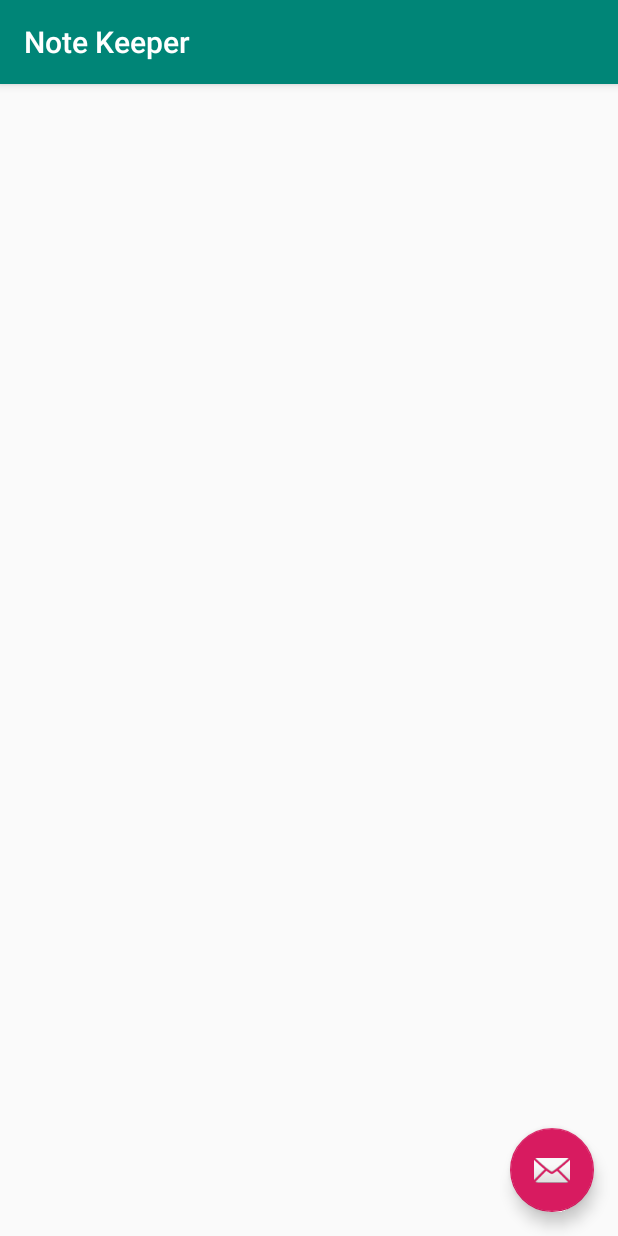
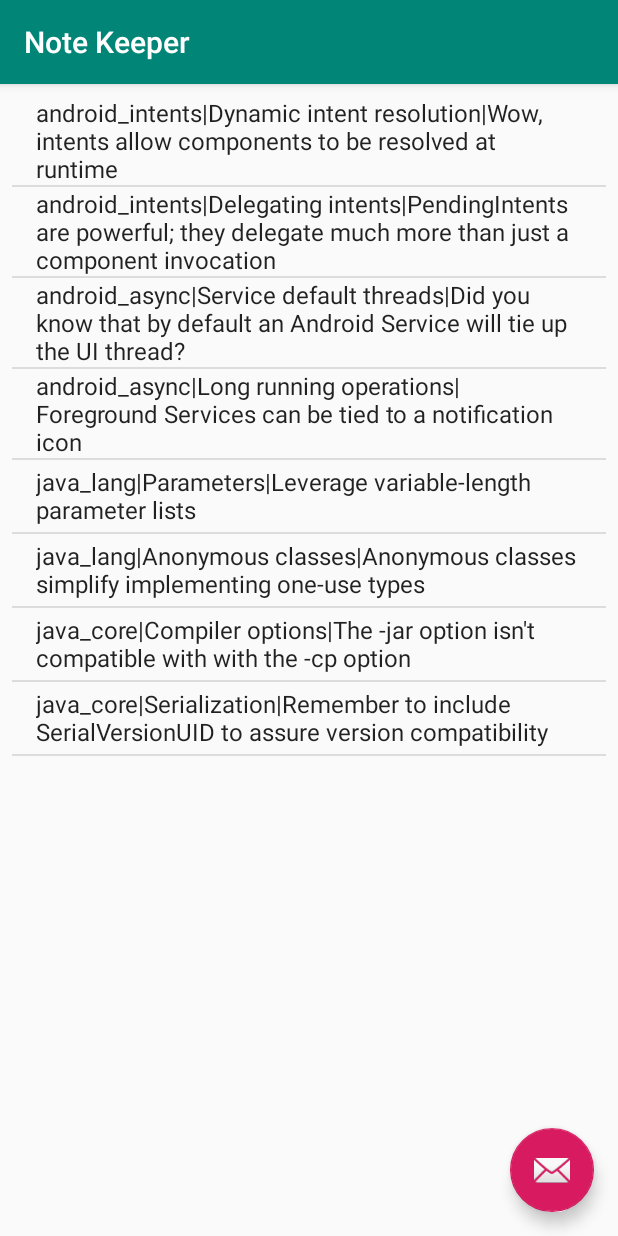
Before and after one commit to Chrissetiana/note-keeper, an Android app: the screen it shows after launch (NoteListActivity), on a phone screen of 412 x 824 dp. Run offline under Robolectric (Android 15) with nearby library versions, the phone set to English and light mode, and no system bars.

Commit message:
Fix info classes

```diff
--- a/app/src/main/java/com/chrissetiana/notekeeper/CourseInfo.java
+++ b/app/src/main/java/com/chrissetiana/notekeeper/CourseInfo.java
@@ -8,16 +8,6 @@ import java.util.ArrayList;
 import java.util.List;
 
 public final class CourseInfo implements Parcelable {
-    private final String noteId;
-    private final String noteTitle;
-    private final List<ModuleInfo> modules;
-
-    public CourseInfo(String noteId, String noteTitle, List<ModuleInfo> modules) {
-        this.noteId = noteId;
-        this.noteTitle = noteTitle;
-        this.modules = modules;
-    }
-
     public static final Creator<CourseInfo> CREATOR = new Creator<CourseInfo>() {
         @Override
         public CourseInfo createFromParcel(Parcel in) {
@@ -29,16 +19,25 @@ public final class CourseInfo implements Parcelable {
             return new CourseInfo[size];
         }
     };
+    private final String courseId;
+    private final String noteTitle;
+    private final List<ModuleInfo> modules;
+
+    public CourseInfo(String courseId, String noteTitle, List<ModuleInfo> modules) {
+        this.courseId = courseId;
+        this.noteTitle = noteTitle;
+        this.modules = modules;
+    }
 
     private CourseInfo(Parcel source) {
-        noteId = source.readString();
+        courseId = source.readString();
         noteTitle = source.readString();
         modules = new ArrayList<>();
         source.readTypedList(modules, ModuleInfo.CREATOR);
     }
 
-    String getNoteId() {
-        return noteId;
+    String getCourseId() {
+        return courseId;
     }
 
     public String getNoteTitle() {
@@ -52,7 +51,7 @@ public final class CourseInfo implements Parcelable {
     public boolean[] getModulesCompletionStatus() {
         boolean[] status = new boolean[modules.size()];
 
-        for(int i=0; i<modules.size(); i++) {
+        for (int i = 0; i < modules.size(); i++) {
             status[i] = modules.get(i).isComplete();
         }
 
@@ -60,14 +59,14 @@ public final class CourseInfo implements Parcelable {
     }
 
     public void setModulesCompletionStatus(boolean[] status) {
-        for(int i=0; i<modules.size(); i++) {
+        for (int i = 0; i < modules.size(); i++) {
             modules.get(i).setComplete(status[i]);
         }
     }
 
     public ModuleInfo getModule(String moduleId) {
-        for(ModuleInfo moduleInfo: modules) {
-            if(moduleId.equals(moduleInfo.getModuleId())) {
+        for (ModuleInfo moduleInfo : modules) {
+            if (moduleId.equals(moduleInfo.getModuleId())) {
                 return moduleInfo;
             }
         }
@@ -84,16 +83,21 @@ public final class CourseInfo implements Parcelable {
     @Override
     public boolean equals(Object o) {
         if (this == o) {
-           return true;
-       }
+            return true;
+        }
 
         if (o == null || getClass() != o.getClass()) {
-           return false;
-       }
+            return false;
+        }
 
         CourseInfo that = (CourseInfo) o;
 
-       return noteId.equals(that.noteId);
+        return courseId.equals(that.courseId);
+    }
+
+    @Override
+    public int hashCode() {
+        return courseId.hashCode();
     }
 
     @Override
@@ -103,8 +107,8 @@ public final class CourseInfo implements Parcelable {
 
     @Override
     public void writeToParcel(Parcel dest, int flags) {
-//        dest.writeTypedList(modules);
-        dest.writeString(noteId);
+        dest.writeString(courseId);
         dest.writeString(noteTitle);
+        dest.writeTypedList(modules);
     }
 }
--- a/app/src/main/java/com/chrissetiana/notekeeper/DataManager.java
+++ b/app/src/main/java/com/chrissetiana/notekeeper/DataManager.java
@@ -5,13 +5,17 @@ import java.util.List;
 
 public class DataManager {
     private static DataManager ourInstance = null;
+
     private List<CourseInfo> courses = new ArrayList<>();
     private List<NoteInfo> notes = new ArrayList<>();
 
+    private DataManager() {
+    }
+
     public static DataManager getInstance() {
-        if(ourInstance == null) {
+        if (ourInstance == null) {
             ourInstance = new DataManager();
-            ourInstance.initializeCourse();
+            ourInstance.initializeCourses();
             ourInstance.initializeExampleNotes();
         }
 
@@ -47,7 +51,7 @@ public class DataManager {
     }
 
     public void removeNote(int index) {
-    notes.remove(index);
+        notes.remove(index);
     }
 
     public List<CourseInfo> getCourses() {
@@ -56,11 +60,148 @@ public class DataManager {
 
     public CourseInfo getCourse(String id) {
         for (CourseInfo course : courses) {
-            if (id.equals(course.getNoteId())) {
+            if (id.equals(course.getCourseId())) {
                 return course;
             }
         }
 
         return null;
     }
+
+    public List<NoteInfo> getNotes(CourseInfo course) {
+        ArrayList<NoteInfo> notes = new ArrayList<>();
+        for (NoteInfo note : notes) {
+            if (course.equals(note.getCourse()))
+                notes.add(note);
+        }
+        return notes;
+    }
+
+    public int getNoteCount(CourseInfo course) {
+        int count = 0;
+
+        for (NoteInfo note : notes) {
+            if (course.equals(note.getCourse()))
+                count++;
+        }
+
+        return count;
+    }
+
+    private void initializeCourses() {
+        courses.add(initializeCourse1());
+        courses.add(initializeCourse2());
+        courses.add(initializeCourse3());
+        courses.add(initializeCourse4());
+    }
+
+    public void initializeExampleNotes() {
+        final DataManager dm = getInstance();
+
+        CourseInfo course = dm.getCourse("android_intents");
+        course.getModule("android_intents_m01").setComplete(true);
+        course.getModule("android_intents_m02").setComplete(true);
+        course.getModule("android_intents_m03").setComplete(true);
+
+        notes.add(new NoteInfo(course, "Dynamic intent resolution", "Wow, intents allow components to be resolved at runtime"));
+        notes.add(new NoteInfo(course, "Delegating intents", "PendingIntents are powerful; they delegate much more than just a component invocation"));
+
+        course = dm.getCourse("android_async");
+        course.getModule("android_async_m01").setComplete(true);
+        course.getModule("android_async_m02").setComplete(true);
+
+        notes.add(new NoteInfo(course, "Service default threads", "Did you know that by default an Android Service will tie up the UI thread?"));
+        notes.add(new NoteInfo(course, "Long running operations", "Foreground Services can be tied to a notification icon"));
+
+        course = dm.getCourse("java_lang");
+        course.getModule("java_lang_m01").setComplete(true);
+        course.getModule("java_lang_m02").setComplete(true);
+        course.getModule("java_lang_m03").setComplete(true);
+        course.getModule("java_lang_m04").setComplete(true);
+        course.getModule("java_lang_m05").setComplete(true);
+        course.getModule("java_lang_m06").setComplete(true);
+        course.getModule("java_lang_m07").setComplete(true);
+
+        notes.add(new NoteInfo(course, "Parameters", "Leverage variable-length parameter lists"));
+        notes.add(new NoteInfo(course, "Anonymous classes", "Anonymous classes simplify implementing one-use types"));
+
+        course = dm.getCourse("java_core");
+        course.getModule("java_core_m01").setComplete(true);
+        course.getModule("java_core_m02").setComplete(true);
+        course.getModule("java_core_m03").setComplete(true);
+
+        notes.add(new NoteInfo(course, "Compiler options", "The -jar option isn't compatible with with the -cp option"));
+        notes.add(new NoteInfo(course, "Serialization", "Remember to include SerialVersionUID to assure version compatibility"));
+    }
+
+    private CourseInfo initializeCourse1() {
+        List<ModuleInfo> modules = new ArrayList<>();
+
+        modules.add(new ModuleInfo("android_intents_m01", "Android Late Binding and Intents"));
+        modules.add(new ModuleInfo("android_intents_m02", "Component activation with intents"));
+        modules.add(new ModuleInfo("android_intents_m03", "Delegation and Callbacks through PendingIntents"));
+        modules.add(new ModuleInfo("android_intents_m04", "IntentFilter data tests"));
+        modules.add(new ModuleInfo("android_intents_m05", "Working with Platform Features Through Intents"));
+
+        return new CourseInfo("android_intents", "Android Programming with Intents", modules);
+    }
+
+    private CourseInfo initializeCourse2() {
+        List<ModuleInfo> modules = new ArrayList<>();
+
+        modules.add(new ModuleInfo("android_async_m01", "Challenges to a responsive user experience"));
+        modules.add(new ModuleInfo("android_async_m02", "Implementing long-running operations as a service"));
+        modules.add(new ModuleInfo("android_async_m03", "Service lifecycle management"));
+        modules.add(new ModuleInfo("android_async_m04", "Interacting with services"));
+
+        return new CourseInfo("android_async", "Android Async Programming and Services", modules);
+    }
+
+    private CourseInfo initializeCourse3() {
+        List<ModuleInfo> modules = new ArrayList<>();
+
+        modules.add(new ModuleInfo("java_lang_m01", "Introduction and Setting up Your Environment"));
+        modules.add(new ModuleInfo("java_lang_m02", "Creating a Simple App"));
+        modules.add(new ModuleInfo("java_lang_m03", "Variables, Data Types, and Math Operators"));
+        modules.add(new ModuleInfo("java_lang_m04", "Conditional Logic, Looping, and Arrays"));
+        modules.add(new ModuleInfo("java_lang_m05", "Representing Complex Types with Classes"));
+        modules.add(new ModuleInfo("java_lang_m06", "Class Initializers and Constructors"));
+        modules.add(new ModuleInfo("java_lang_m07", "A Closer Look at Parameters"));
+        modules.add(new ModuleInfo("java_lang_m08", "Class Inheritance"));
+        modules.add(new ModuleInfo("java_lang_m09", "More About Data Types"));
+        modules.add(new ModuleInfo("java_lang_m10", "Exceptions and Error Handling"));
+        modules.add(new ModuleInfo("java_lang_m11", "Working with Packages"));
+        modules.add(new ModuleInfo("java_lang_m12", "Creating Abstract Relationships with Interfaces"));
+        modules.add(new ModuleInfo("java_lang_m13", "Static Members, Nested Types, and Anonymous Classes"));
+
+        return new CourseInfo("java_lang", "Java Fundamentals: The Java Language", modules);
+    }
+
+    private CourseInfo initializeCourse4() {
+        List<ModuleInfo> modules = new ArrayList<>();
+
+        modules.add(new ModuleInfo("java_core_m01", "Introduction"));
+        modules.add(new ModuleInfo("java_core_m02", "Input and Output with Streams and Files"));
+        modules.add(new ModuleInfo("java_core_m03", "String Formatting and Regular Expressions"));
+        modules.add(new ModuleInfo("java_core_m04", "Working with Collections"));
+        modules.add(new ModuleInfo("java_core_m05", "Controlling App Execution and Environment"));
+        modules.add(new ModuleInfo("java_core_m06", "Capturing Application Activity with the Java Log System"));
+        modules.add(new ModuleInfo("java_core_m07", "Multithreading and Concurrency"));
+        modules.add(new ModuleInfo("java_core_m08", "Runtime Type Information and Reflection"));
+        modules.add(new ModuleInfo("java_core_m09", "Adding Type Metadata with Annotations"));
+        modules.add(new ModuleInfo("java_core_m10", "Persisting Objects with Serialization"));
+
+        return new CourseInfo("java_core", "Java Fundamentals: The Core Platform", modules);
+    }
+
+    public int createNewNote(CourseInfo course, String noteTitle, String noteText) {
+        int index = createNewNote();
+
+        NoteInfo note = getNotes().get(index);
+        note.setCourse(course);
+        note.setTitle(noteTitle);
+        note.setText(noteText);
+
+        return index;
+    }
 }
--- a/app/src/main/java/com/chrissetiana/notekeeper/ModuleInfo.java
+++ b/app/src/main/java/com/chrissetiana/notekeeper/ModuleInfo.java
@@ -5,14 +5,6 @@ import android.os.Parcelable;
 import android.support.annotation.NonNull;
 
 class ModuleInfo implements Parcelable {
-    private final String moduleId;
-    private final String moduleTitle;
-    private boolean isComplete = false;
-
-    public ModuleInfo(String moduleId, String moduleTitle) {
-        this(moduleId, moduleTitle, false);
-    }
-
     public static final Creator<ModuleInfo> CREATOR = new Creator<ModuleInfo>() {
         @Override
         public ModuleInfo createFromParcel(Parcel in) {
@@ -24,6 +16,13 @@ class ModuleInfo implements Parcelable {
             return new ModuleInfo[size];
         }
     };
+    private final String moduleId;
+    private final String moduleTitle;
+    private boolean isComplete = false;
+
+    public ModuleInfo(String moduleId, String moduleTitle) {
+        this(moduleId, moduleTitle, false);
+    }
 
     private ModuleInfo(String moduleId, String moduleTitle, boolean isComplete) {
         this.moduleId = moduleId;
@@ -37,12 +36,12 @@ class ModuleInfo implements Parcelable {
         isComplete = source.readByte() == 1;
     }
 
+    public static Creator<ModuleInfo> getCREATOR() {
+        return CREATOR;
+    }
+
     public String getModuleTitle() {
         return moduleTitle;
-    }
-
-    public static Creator<ModuleInfo> getCREATOR() {
-        return CREATOR;
     }
 
     String getModuleId() {
--- a/app/src/main/java/com/chrissetiana/notekeeper/NoteActivity.java
+++ b/app/src/main/java/com/chrissetiana/notekeeper/NoteActivity.java
@@ -137,7 +137,7 @@ public class NoteActivity extends AppCompatActivity {
             return;
         }
 
-        originalNoteId = note.getCourse().getNoteId();
+        originalNoteId = note.getCourse().getCourseId();
         originalNoteTitle = note.getTitle();
         originalNoteText = note.getText();
     }
--- a/app/src/main/java/com/chrissetiana/notekeeper/NoteInfo.java
+++ b/app/src/main/java/com/chrissetiana/notekeeper/NoteInfo.java
@@ -5,16 +5,6 @@ import android.os.Parcelable;
 import android.support.annotation.NonNull;
 
 class NoteInfo implements Parcelable {
-    private CourseInfo courseInfo;
-    private String title;
-    private String text;
-
-    NoteInfo(CourseInfo courseInfo, String title, String text) {
-        this.courseInfo = courseInfo;
-        this.title = title;
-        this.text = text;
-    }
-
     public final static Parcelable.Creator<NoteInfo> CREATOR = new Parcelable.Creator<NoteInfo>() {
 
         @Override
@@ -27,6 +17,21 @@ class NoteInfo implements Parcelable {
             return new NoteInfo[size];
         }
     };
+    private CourseInfo courseInfo;
+    private String title;
+    private String text;
+
+    NoteInfo(CourseInfo courseInfo, String title, String text) {
+        this.courseInfo = courseInfo;
+        this.title = title;
+        this.text = text;
+    }
+
+    private NoteInfo(Parcel source) {
+        courseInfo = source.readParcelable(CourseInfo.class.getClassLoader());
+        title = source.readString();
+        text = source.readString();
+    }
 
     CourseInfo getCourse() {
         return courseInfo;
@@ -53,13 +58,7 @@ class NoteInfo implements Parcelable {
     }
 
     private String getCompareKey() {
-        return courseInfo.getNoteId() + "|" + title + "|" + text;
-    }
-
-    private NoteInfo(Parcel source) {
-        courseInfo = source.readParcelable(CourseInfo.class.getClassLoader());
-        title = source.readString();
-        text = source.readString();
+        return courseInfo.getCourseId() + "|" + title + "|" + text;
     }
 
     @Override
@@ -74,8 +73,8 @@ class NoteInfo implements Parcelable {
     }
 
     @Override
-    public boolean equals( Object o) {
-        if(this == o) {
+    public boolean equals(Object o) {
+        if (this == o) {
             return true;
         }
 
```
